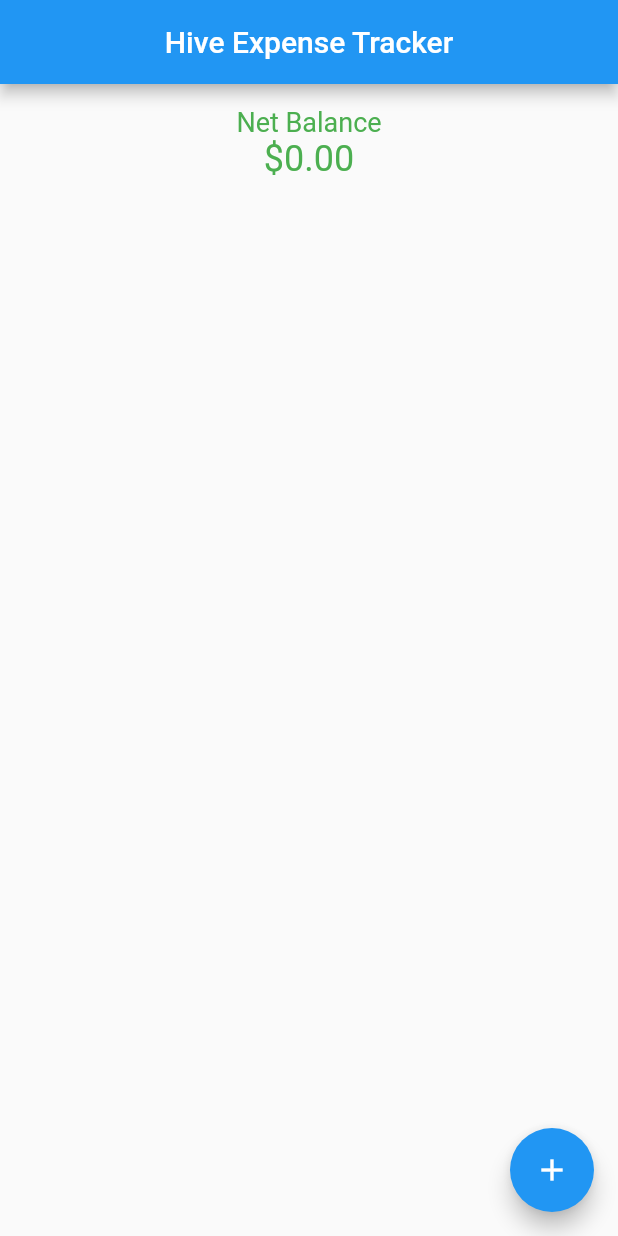
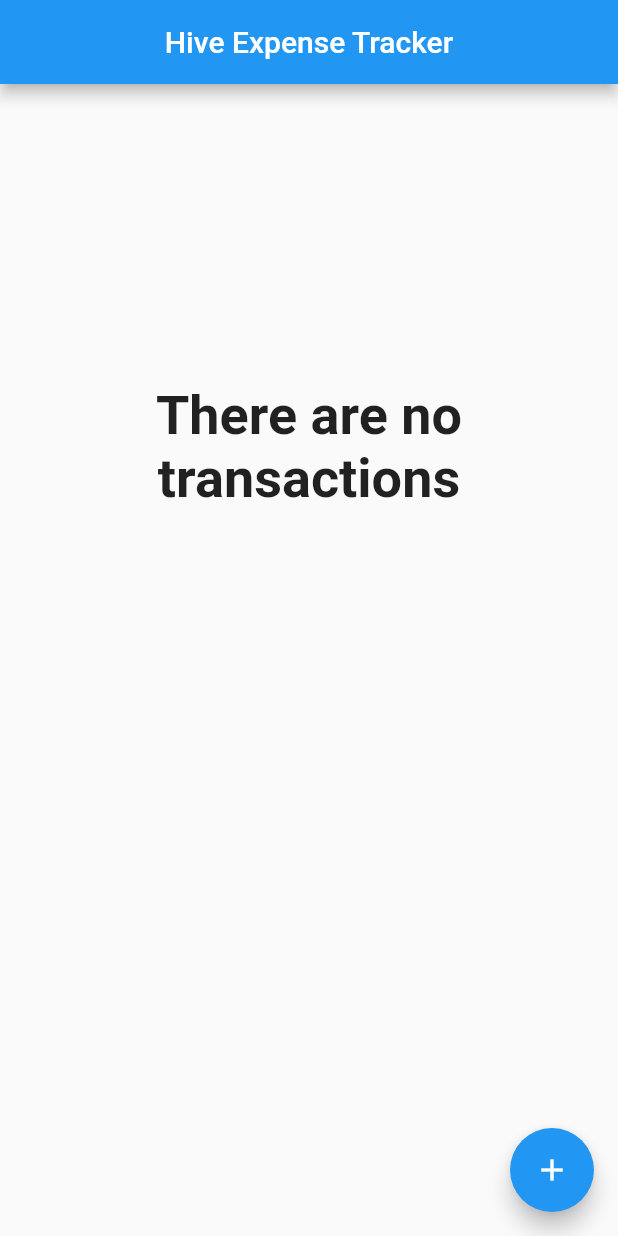
Before and after one commit to soulandbone/transactions_hive, a Flutter app: the screen it shows after launch, on a phone screen of 412 x 824 dp. Run offline on Flutter 3.47's test engine with Material 2 defaults, Android fonts, the phone set to English and light mode, and no system bars; our stand-ins replace gap, hive, hive_flutter; accounts and stored records are empty.

Commit message:
Added Text Widget when there are no transactions, to make it clear that there arent any transactions

```diff
--- a/lib/screens/transactions_screen.dart
+++ b/lib/screens/transactions_screen.dart
@@ -32,7 +32,19 @@ class _TransactionsScreenState extends State<TransactionsScreen> {
         builder: (context, box, widget) {
           final transactionsList = box.values.toList().cast<Transaction>();
 
-          return Column(
+          return transactionsList.isEmpty
+              ? Container(
+                  margin: const EdgeInsets.only(top: 200),
+                  child: const Text(
+                    'There are no transactions',
+                    style: TextStyle(
+                      fontSize: 36,
+                      fontWeight: FontWeight.bold,
+                    ),
+                    textAlign: TextAlign.center,
+                  ),
+                )
+              : Column(
                   children: [
                     NetExpenseWidget(transactionList: transactionsList),
                     const Gap(20),
```
Lines whose indentation alone changed are shown as unchanged.
